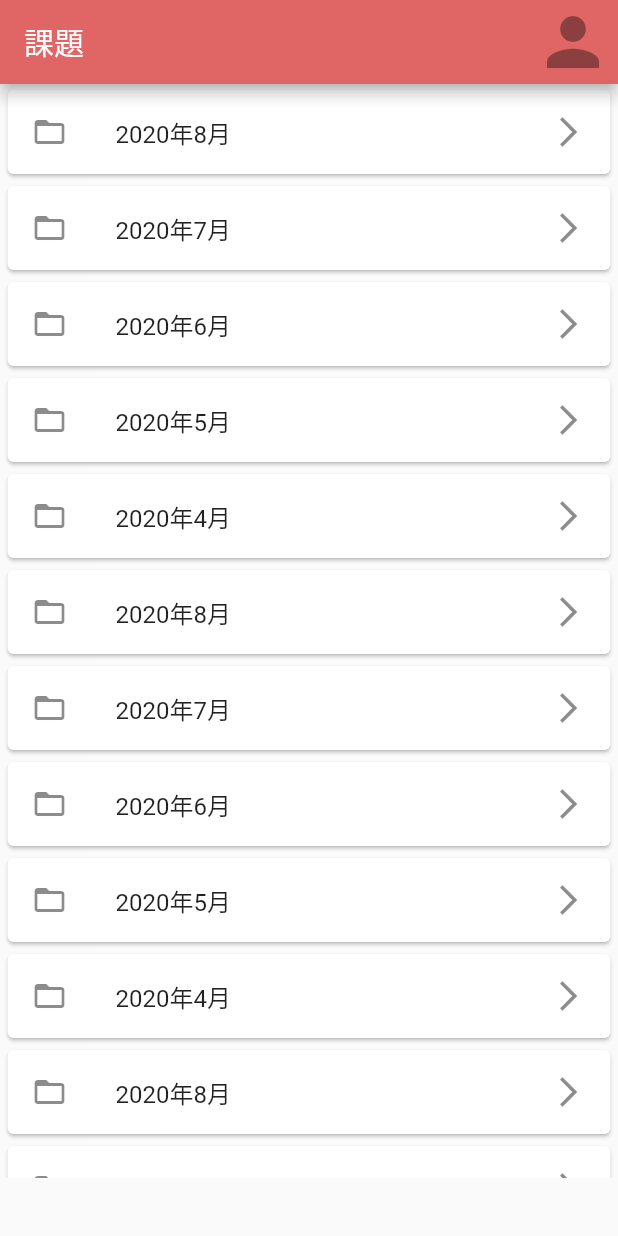
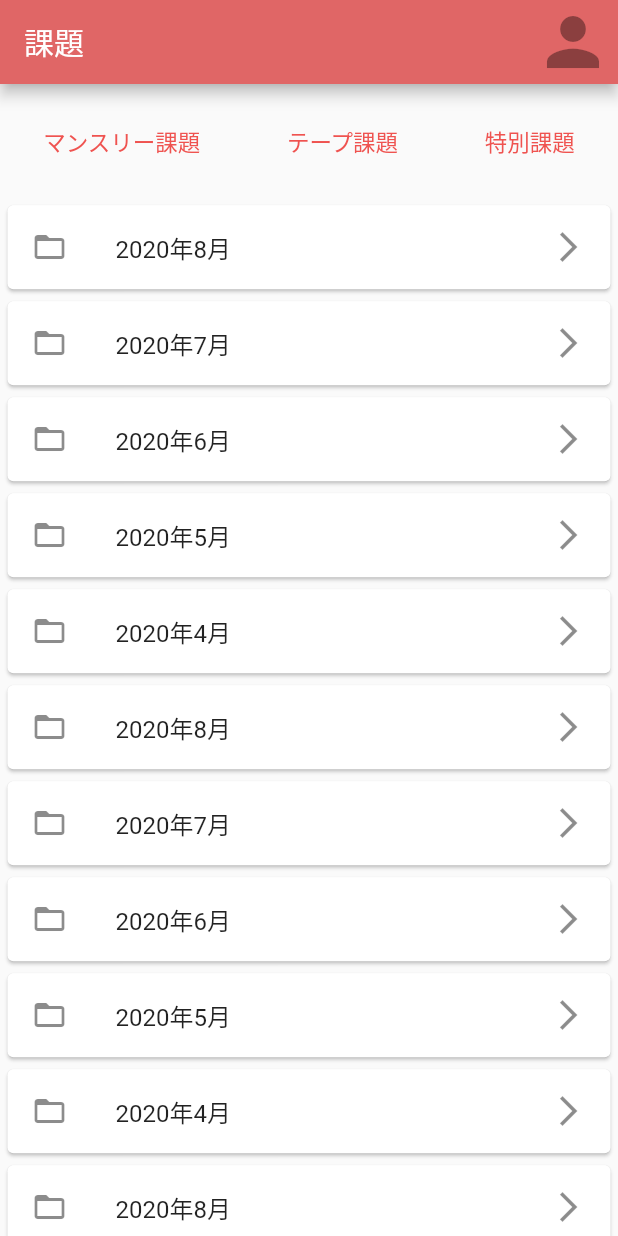
Before and after one commit to nord2sudjp/jumpin, a Flutter app: the screen it shows after launch, on a phone screen of 412 x 824 dp. Run offline on Flutter 3.47's test engine with Material 2 defaults, Android fonts, the phone set to English and light mode, and no system bars; Roboto replaces fonts that are missing (OpenSans).

Commit message:
add top menu

```diff
--- a/lib/main.dart
+++ b/lib/main.dart
@@ -106,10 +106,30 @@ class MyHomePage extends StatelessWidget {
             crossAxisAlignment: CrossAxisAlignment.stretch,
             children: [
               Container(
+                height: (MX.size.height -
+                        appBar.preferredSize.height -
+                        MX.padding.top) *
+                    0.1,
+                child: Row(
+                    mainAxisAlignment: MainAxisAlignment.spaceAround,
+                    crossAxisAlignment: CrossAxisAlignment.center,
+                    children: [
+                      Text("マンスリー課題",
+                          style:
+                              TextStyle(fontSize: 15, color: Colors.red[400])),
+                      Text("テープ課題",
+                          style:
+                              TextStyle(fontSize: 15, color: Colors.red[400])),
+                      Text("特別課題",
+                          style:
+                              TextStyle(fontSize: 15, color: Colors.red[400]))
+                    ]),
+              ),
+              Container(
                   height: (MX.size.height -
                           appBar.preferredSize.height -
                           MX.padding.top) *
-                      0.95,
+                      0.9,
                   child: MonthlyHeader(monthlymaster: monthlymaster)),
             ],
           ),
```
